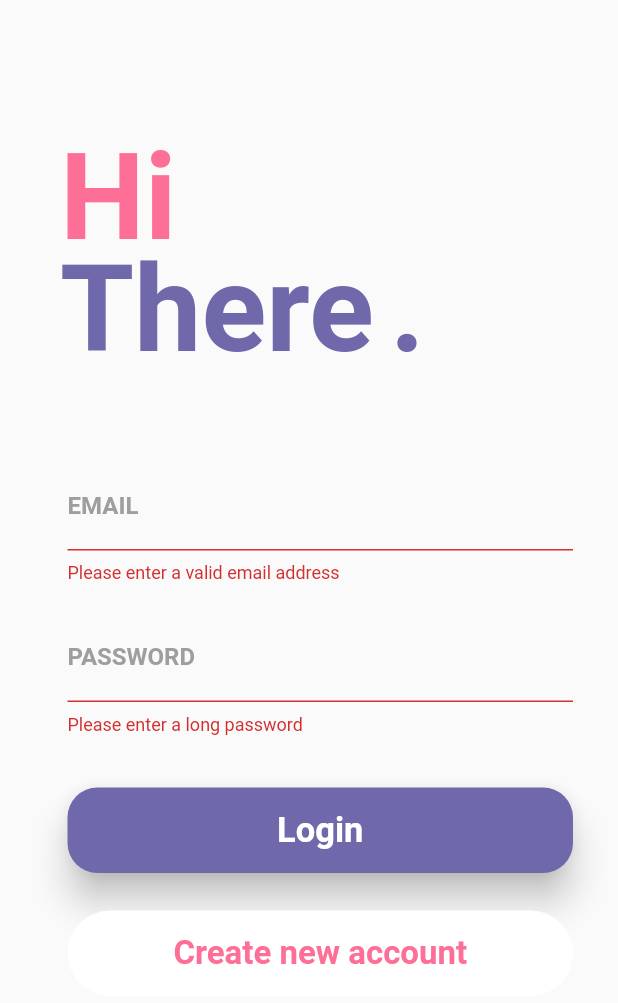
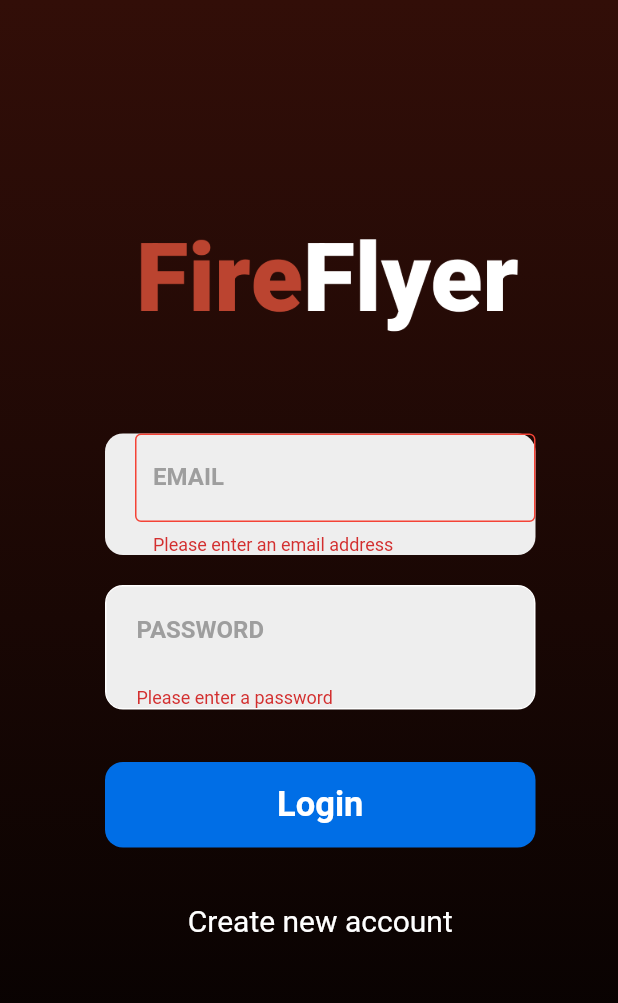
Before and after one commit to joeljulin/FireFlyer, a Flutter app: the screen it shows after launch, after a tap on "Create new account", after a tap on "I already have an account", after a tap on "Login", on a phone screen of 412 x 824 dp. Shown: the top 1003 px of the screen. Run offline on Flutter 3.47's test engine with Material 2 defaults, Android fonts, the phone set to English and light mode, and no system bars; drawn by our look-alikes of animated_text_kit; our stand-ins replace firebase_auth, firebase_core, google_fonts; accounts and stored records are empty; Roboto replaces fonts that are missing (Raleway, RobotoCondensed).

Commit message:
Fix styling

```diff
--- a/lib/screens/login_screen.dart
+++ b/lib/screens/login_screen.dart
@@ -36,10 +36,11 @@ class _LoginScreenState extends State<LoginScreen> {
       } else {
         userCredential = await _auth.createUserWithEmailAndPassword(
             email: email, password: password);
-        userCredential.user?.updateDisplayName(userName);
+        await FirebaseAuth.instance.currentUser?.updateDisplayName(userName);
       }
+
     } on PlatformException catch (err) {
-      String? message = "An error occured please check your credentails";
+      String? message = "An error occurred please check your credentials";
 
       if (err.message != null) {
         message = err.message;
--- a/lib/widgets/auth_form.dart
+++ b/lib/widgets/auth_form.dart
@@ -1,5 +1,5 @@
 import 'package:flutter/material.dart';
-import 'package:animated_text_kit/animated_text_kit.dart';
+import 'package:FireFlyer/assets.dart';
 
 class AuthForm extends StatefulWidget {
   const AuthForm(this.submitFn, this.isLoading, {Key? key}) : super(key: key);
@@ -37,8 +37,18 @@ class _AuthFormState extends State<AuthForm> {
 
   @override
   Widget build(BuildContext context) {
-    return SingleChildScrollView(
-      reverse: true,
+    return Container(
+      constraints: const BoxConstraints.expand(),
+      decoration: const BoxDecoration(
+          gradient: LinearGradient(
+              begin: Alignment.bottomCenter,
+              end: Alignment.topCenter,
+              colors: [
+            Color.fromARGB(255, 0, 0, 0),
+            Color.fromARGB(255, 50, 14, 8)
+          ])),
+      child: SingleChildScrollView(
+        reverse: false,
         padding: const EdgeInsets.only(
           top: 35,
           left: 25,
@@ -48,44 +58,19 @@ class _AuthFormState extends State<AuthForm> {
             Column(
               crossAxisAlignment: CrossAxisAlignment.start,
               children: <Widget>[
-              Stack(
-                children: <Widget>[
-                  Container(
-                    padding: const EdgeInsets.fromLTRB(15.0, 50.0, 0.0, 0.0),
-                    child: const Text('Hi',
-                        style: TextStyle(
-                            color: Color.fromRGBO(253, 111, 150, 1),
-                            fontSize: 80.0,
-                            fontFamily: "Raleway",
-                            fontWeight: FontWeight.bold)),
+                Padding(
+                  padding: const EdgeInsets.only(top: 120),
+                  child: Container(
+                      height: 80.0,
+                      width: 400,
+                      decoration: BoxDecoration(
+                        borderRadius: BorderRadius.circular(200),
                       ),
-                  Container(
-                    padding: const EdgeInsets.fromLTRB(15.0, 125.0, 0.0, 0.0),
-                    child: DefaultTextStyle(
-                      style: const TextStyle(
-                        fontFamily: "Raleway",
-                        fontSize: 80.0,
-                        fontWeight: FontWeight.bold,
-                        color: Color.fromRGBO(111, 105, 172, 1),
-                      ),
-                      child: AnimatedTextKit(
-                        animatedTexts: [
-                          WavyAnimatedText("There"),
-                          WavyAnimatedText('Again'),
-                        ],
-                        isRepeatingAnimation: false,
-                      ),
-                    ),
-                  ),
-                  Container(
-                    padding: const EdgeInsets.fromLTRB(235.0, 125.0, 0.0, 0.0),
-                    child: const Text('.',
-                        style: TextStyle(
-                            fontSize: 80.0,
-                            fontWeight: FontWeight.bold,
-                            color: Color.fromRGBO(111, 105, 172, 1))),
-                  )
-                ],
+                      child: Image.asset(
+                        Assets.logo,
+                        height: 40,
+                        width: 400,
+                      )),
                 ),
                 Form(
                   key: _formKey,
@@ -95,24 +80,40 @@ class _AuthFormState extends State<AuthForm> {
                             top: 54.0, left: 20.0, right: 30.0),
                         child: Column(
                           children: <Widget>[
-                          TextFormField(
+                            Padding(
+                                padding: const EdgeInsets.symmetric(
+                                    horizontal: 25.0),
+                                child: Container(
+                                    decoration: BoxDecoration(
+                                      color: Colors.grey[200],
+                                      borderRadius: BorderRadius.circular(12),
+                                    ),
+                                    child: Padding(
+                                      padding:
+                                          const EdgeInsets.only(left: 20.0),
+                                      child: TextFormField(
                                         key: const ValueKey('email'),
                                         decoration: const InputDecoration(
+                                          border: InputBorder.none,
                                           labelText: 'EMAIL',
                                           labelStyle: TextStyle(
                                               fontFamily: 'RobotoCondensed',
                                               fontWeight: FontWeight.bold,
                                               color: Colors.grey),
-                                focusedBorder: UnderlineInputBorder(
-                                  borderSide: BorderSide(color: Colors.green),
-                                )),
-                            keyboardType: TextInputType.emailAddress,
+                                          errorBorder: OutlineInputBorder(
+                                              borderSide:
+                                              BorderSide(color: Colors.red)),
+                                        ),
+                                        keyboardType:
+                                            TextInputType.emailAddress,
                                         autocorrect: false,
-                            textCapitalization: TextCapitalization.none,
+                                        textCapitalization:
+                                            TextCapitalization.none,
                                         enableSuggestions: false,
                                         validator: (value) {
-                              if (value!.isEmpty || !value.contains('@')) {
-                                return 'Please enter a valid email address';
+                                          if (value!.isEmpty ||
+                                              !value.contains('@')) {
+                                            return 'Please enter an email address';
                                           }
                                           return null;
                                         },
@@ -120,25 +121,35 @@ class _AuthFormState extends State<AuthForm> {
                                           _userEmail = value!;
                                         },
                                       ),
+                                    ))),
                             if (!_isLogin) const SizedBox(height: 20.0),
                             if (!_isLogin)
-                            TextFormField(
+                              Padding(
+                                padding: const EdgeInsets.symmetric(horizontal: 25.0),
+                                child: Container(
+                                  decoration: BoxDecoration(
+                                    color: Colors.grey[200],
+                                    border: Border.all(color: Colors.white),
+                                    borderRadius: BorderRadius.circular(12),
+                                  ),
+                                  child: Padding(
+                                    padding: const EdgeInsets.only(left: 20.0),
+                                    child: TextFormField(
                                       key: const ValueKey('username'),
                                       decoration: const InputDecoration(
+                                        border: InputBorder.none,
                                           labelText: 'NAME',
                                           labelStyle: TextStyle(
                                               fontFamily: 'RobotoCondensed',
                                               fontWeight: FontWeight.bold,
                                               color: Colors.grey),
-                                  focusedBorder: UnderlineInputBorder(
-                                      borderSide:
-                                      BorderSide(color: Colors.green))),
+                                      ),
                                       autocorrect: true,
                                       textCapitalization: TextCapitalization.words,
                                       enableSuggestions: false,
                                       validator: (value) {
                                         if (value!.isEmpty) {
-                                  return 'Please enter a username';
+                                          return 'Please enter a name';
                                         }
                                         return null;
                                       },
@@ -147,24 +158,38 @@ class _AuthFormState extends State<AuthForm> {
                                       },
                                       // ignore: missing_return
                                     ),
+                                  ),
+                                ),
+                              ),
                             const SizedBox(height: 20.0),
-                          TextFormField(
+                            Padding(
+                                padding: const EdgeInsets.symmetric(
+                                    horizontal: 25.0),
+                                child: Container(
+                                    decoration: BoxDecoration(
+                                      color: Colors.grey[200],
+                                      border: Border.all(color: Colors.white),
+                                      borderRadius: BorderRadius.circular(12),
+                                    ),
+                                    child: Padding(
+                                      padding:
+                                          const EdgeInsets.only(left: 20.0),
+                                      child: TextFormField(
                                         key: const ValueKey('password'),
                                         decoration: const InputDecoration(
+                                          border: InputBorder.none,
                                           labelText: 'PASSWORD',
                                           labelStyle: TextStyle(
                                               fontFamily: 'RobotoCondensed',
                                               fontWeight: FontWeight.bold,
                                               color: Colors.grey),
-                              focusedBorder: UnderlineInputBorder(
-                                  borderSide: BorderSide(color: Colors.green)),
                                         ),
                                         obscureText: true,
 
                                         // ignore: missing_return
                                         validator: (value) {
                                           if (value!.isEmpty || value.length < 7) {
-                                return 'Please enter a long password';
+                                            return 'Please enter a password';
                                           }
                                           return null;
                                         },
@@ -172,19 +197,21 @@ class _AuthFormState extends State<AuthForm> {
                                           _userPassword = value!;
                                         },
                                       ),
+                                    ))),
                             const SizedBox(
                               height: 35,
                             ),
                             if (widget.isLoading)
                               const CircularProgressIndicator(),
                             if (!widget.isLoading)
-                            Container(
+                              Padding(
+                                padding: const EdgeInsets.symmetric(
+                                    horizontal: 25.0),
+                                child: Container(
                                   height: 57.0,
                                   child: Material(
-                                borderRadius: BorderRadius.circular(20.0),
-                                shadowColor: Colors.black,
-                                color: const Color.fromRGBO(111, 105, 172, 1),
-                                elevation: 10.0,
+                                    borderRadius: BorderRadius.circular(12.0),
+                                    color: const Color.fromRGBO(0, 110, 230, 100),
                                     child: TextButton(
                                       onPressed: _trySubmit,
                                       child: Center(
@@ -200,16 +227,12 @@ class _AuthFormState extends State<AuthForm> {
                                     ),
                                   ),
                                 ),
+                              ),
                             const SizedBox(
                               height: 25,
                             ),
                             if (!widget.isLoading)
-                            Container(
-                              height: 57.0,
-                              child: Material(
-                                borderRadius: BorderRadius.circular(40.0),
-                                color: Colors.white,
-                                child: TextButton(
+                              TextButton(
                                 onPressed: () {
                                   setState(() {
                                     _isLogin = !_isLogin;
@@ -221,21 +244,13 @@ class _AuthFormState extends State<AuthForm> {
                                         ? "Create new account"
                                         : "I already have an account",
                                     style: const TextStyle(
-                                          color:
-                                          Color.fromRGBO(253, 111, 150, 1),
-                                          fontSize: 22,
-                                          fontWeight: FontWeight.bold,
+                                        color: Colors.white,
+                                        fontSize: 20,
+                                        fontWeight: FontWeight.normal,
                                         fontFamily: 'Raleway'),
                                   ),
                                 ),
                               ),
-                              ),
-                            ),
-                          Padding(
-                              padding: EdgeInsets.only(
-                                  bottom: MediaQuery.of(context)
-                                      .viewInsets
-                                      .bottom)),
                           ],
                         )),
                   ),
@@ -244,6 +259,7 @@ class _AuthFormState extends State<AuthForm> {
             ),
           ],
         ),
+      ),
     );
   }
 }
--- a/pubspec.yaml
+++ b/pubspec.yaml
@@ -40,7 +40,6 @@ dependencies:
   url_launcher: ^6.1.7
   firebase_auth: ^4.2.0
   firebase_core: ^2.4.0
-  animated_text_kit: ^4.2.2
 
 dev_dependencies:
   flutter_test:
```
Also changed, not shown: pubspec.lock. Lines whose indentation alone changed are shown as unchanged.
